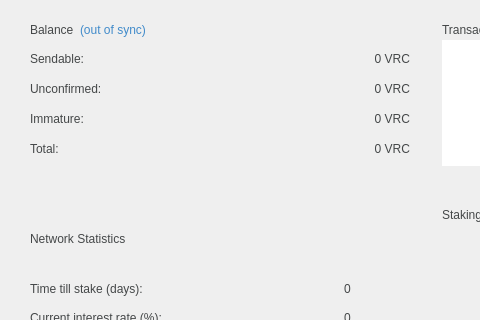
Above: src/qt/forms/overviewpage.ui from VeriConomy/vericoin before the change; both pictures show x 0 to 480 and y 0 to 320 of the 922 by 489 pixel window. Below: the same form after it.
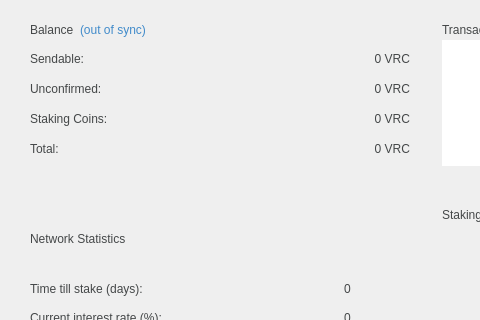
That is the form after the change. Icons and pictures are not drawn.

```diff
--- a/src/qt/forms/overviewpage.ui
+++ b/src/qt/forms/overviewpage.ui
@@ -350,7 +350,7 @@
              <string notr="true">QLabel {color: #444748}</string>
             </property>
             <property name="text">
-             <string>Immature:</string>
+             <string>Staking Coins:</string>
             </property>
            </widget>
           </item>
```
Left out of the diff: 14 changed lines with no effect on the pictures.
